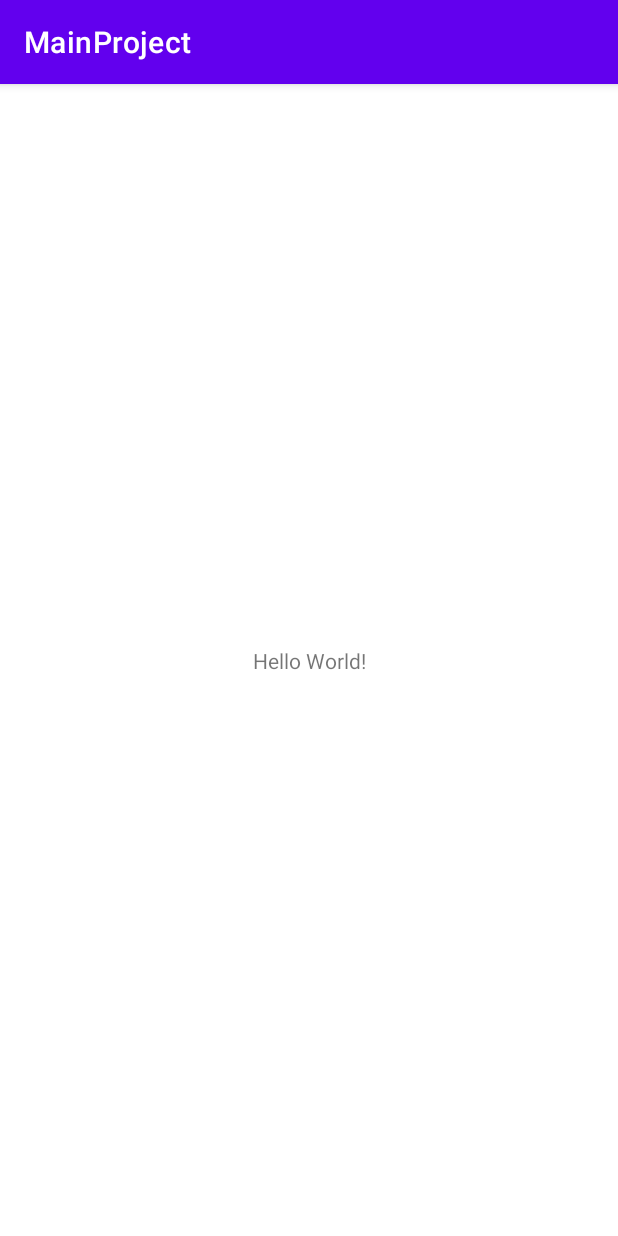
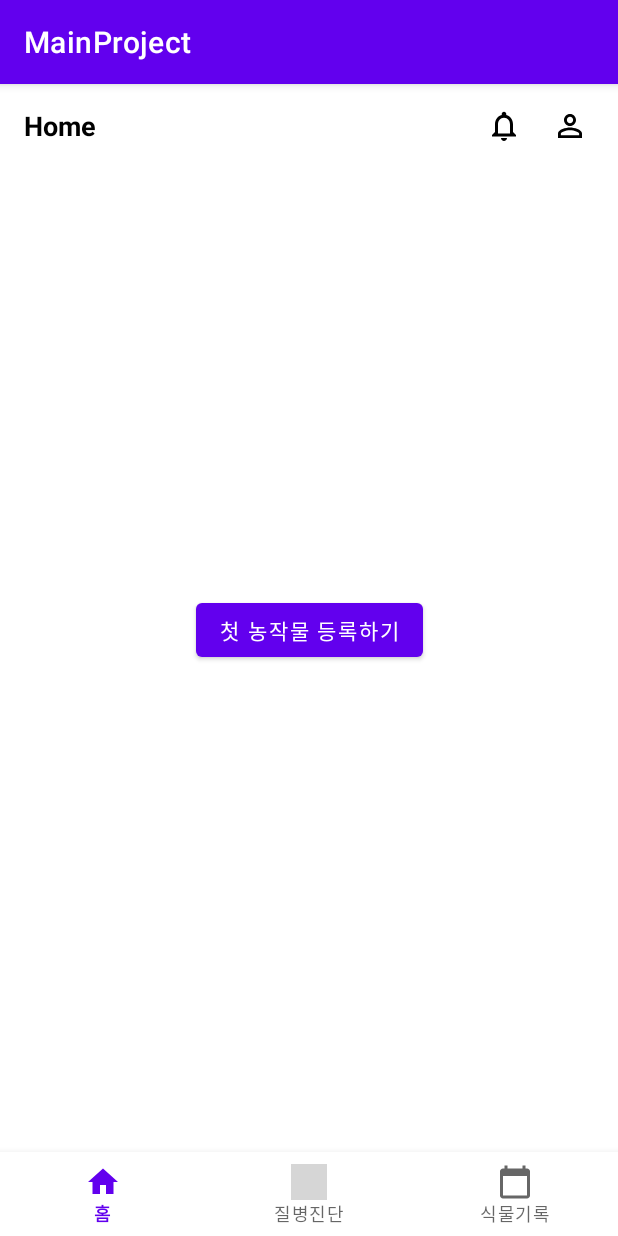
Before and after one commit to ProgFriends/MainProject, an Android app: the screen it shows after launch (MainActivity), on a phone screen of 412 x 824 dp. Run offline under Robolectric (Android 15) with nearby library versions, the phone set to English and light mode, and no system bars; grey boxes are pictures that could not be loaded.

Commit message:
홈화면1 만들기

```diff
--- a/app/build.gradle
+++ b/app/build.gradle
@@ -5,7 +5,7 @@ plugins {
 
 android {
     namespace 'com.prog.mainproject'
-    compileSdk 32
+    compileSdk 34
 
     defaultConfig {
         applicationId "com.prog.mainproject"
--- /dev/null
+++ b/app/src/main/res/drawable/ic_baseline_notifications_none_24.xml
@@ -0,0 +1,5 @@
+<vector android:height="24dp" android:tint="#000000"
+    android:viewportHeight="24" android:viewportWidth="24"
+    android:width="24dp" xmlns:android="http://schemas.android.com/apk/res/android">
+    <path android:fillColor="@android:color/white" android:pathData="M12,22c1.1,0 2,-0.9 2,-2h-4c0,1.1 0.9,2 2,2zM18,16v-5c0,-3.07 -1.63,-5.64 -4.5,-6.32L13.5,4c0,-0.83 -0.67,-1.5 -1.5,-1.5s-1.5,0.67 -1.5,1.5v0.68C7.64,5.36 6,7.92 6,11v5l-2,2v1h16v-1l-2,-2zM16,17L8,17v-6c0,-2.48 1.51,-4.5 4,-4.5s4,2.02 4,4.5v6z"/>
+</vector>
--- /dev/null
+++ b/app/src/main/res/drawable/ic_baseline_person_outline_24.xml
@@ -0,0 +1,5 @@
+<vector android:height="24dp" android:tint="#000000"
+    android:viewportHeight="24" android:viewportWidth="24"
+    android:width="24dp" xmlns:android="http://schemas.android.com/apk/res/android">
+    <path android:fillColor="@android:color/white" android:pathData="M12,5.9c1.16,0 2.1,0.94 2.1,2.1s-0.94,2.1 -2.1,2.1S9.9,9.16 9.9,8s0.94,-2.1 2.1,-2.1m0,9c2.97,0 6.1,1.46 6.1,2.1v1.1L5.9,18.1L5.9,17c0,-0.64 3.13,-2.1 6.1,-2.1M12,4C9.79,4 8,5.79 8,8s1.79,4 4,4 4,-1.79 4,-4 -1.79,-4 -4,-4zM12,13c-2.67,0 -8,1.34 -8,4v3h16v-3c0,-2.66 -5.33,-4 -8,-4z"/>
+</vector>
--- a/app/src/main/res/layout/activity_main.xml
+++ b/app/src/main/res/layout/activity_main.xml
@@ -6,13 +6,64 @@
     android:layout_height="match_parent"
     tools:context=".MainActivity">
 
-    <TextView
-        android:layout_width="wrap_content"
+    <androidx.appcompat.widget.Toolbar
+        android:id="@+id/toolbar"
+        android:layout_width="match_parent"
+        android:layout_height="?attr/actionBarSize"
+        android:background="@color/white"
+        app:layout_constraintTop_toTopOf="parent">
+
+        <TextView
+            android:id="@+id/toolbar_title"
+            android:layout_width="wrap_content"
+            android:layout_height="wrap_content"
+            android:text="Home"
+            android:textColor="#000000"
+            android:textSize="18sp"
+            android:textStyle="bold" />
+
+        <ImageView
+            android:id="@+id/mypage"
+            android:layout_width="wrap_content"
+            android:layout_height="wrap_content"
+            android:layout_marginTop="16dp"
+            android:layout_marginEnd="20dp"
+            android:layout_gravity="end"
+            app:layout_constraintTop_toTopOf="parent"
+            app:srcCompat="@drawable/ic_baseline_person_outline_24"
+            tools:layout_editor_absoluteX="325dp" />
+        <ImageView
+            android:id="@+id/notification"
+            android:layout_width="wrap_content"
+            android:layout_height="wrap_content"
+            android:layout_marginTop="16dp"
+            android:layout_marginEnd="20dp"
+            android:layout_gravity="end"
+            app:layout_constraintTop_toTopOf="parent"
+            app:srcCompat="@drawable/ic_baseline_notifications_none_24"
+            tools:layout_editor_absoluteX="325dp" />
+    </androidx.appcompat.widget.Toolbar>
+
+
+
+    <com.google.android.material.bottomnavigation.BottomNavigationView
+        android:id="@+id/bottomNavigationView"
+        android:layout_width="match_parent"
         android:layout_height="wrap_content"
-        android:text="Hello World!"
         app:layout_constraintBottom_toBottomOf="parent"
         app:layout_constraintEnd_toEndOf="parent"
         app:layout_constraintStart_toStartOf="parent"
-        app:layout_constraintTop_toTopOf="parent" />
+        app:menu="@menu/bottom_nav_menu"
+        app:itemBackground="@android:color/white"
+        />
 
+    <Button
+        android:id="@+id/button"
+        android:layout_width="wrap_content"
+        android:layout_height="wrap_content"
+        android:layout_marginTop="284dp"
+        android:text="첫 농작물 등록하기"
+        app:layout_constraintEnd_toEndOf="parent"
+        app:layout_constraintStart_toStartOf="parent"
+        app:layout_constraintTop_toBottomOf="@+id/toolbar" />
 </androidx.constraintlayout.widget.ConstraintLayout>
```
